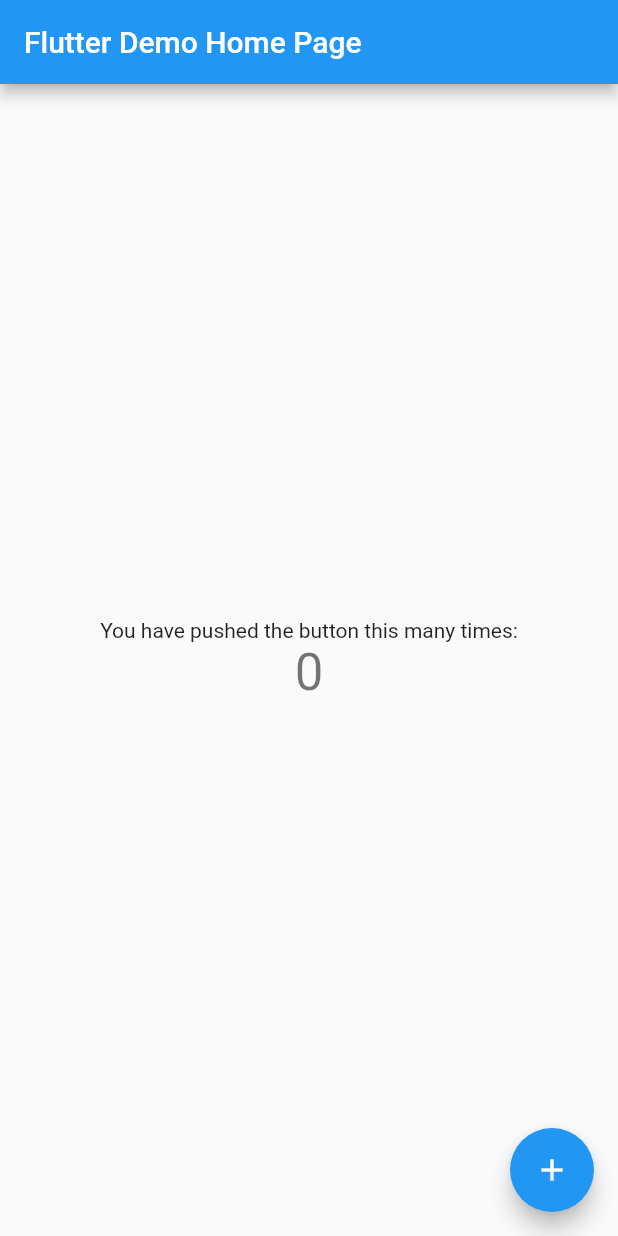
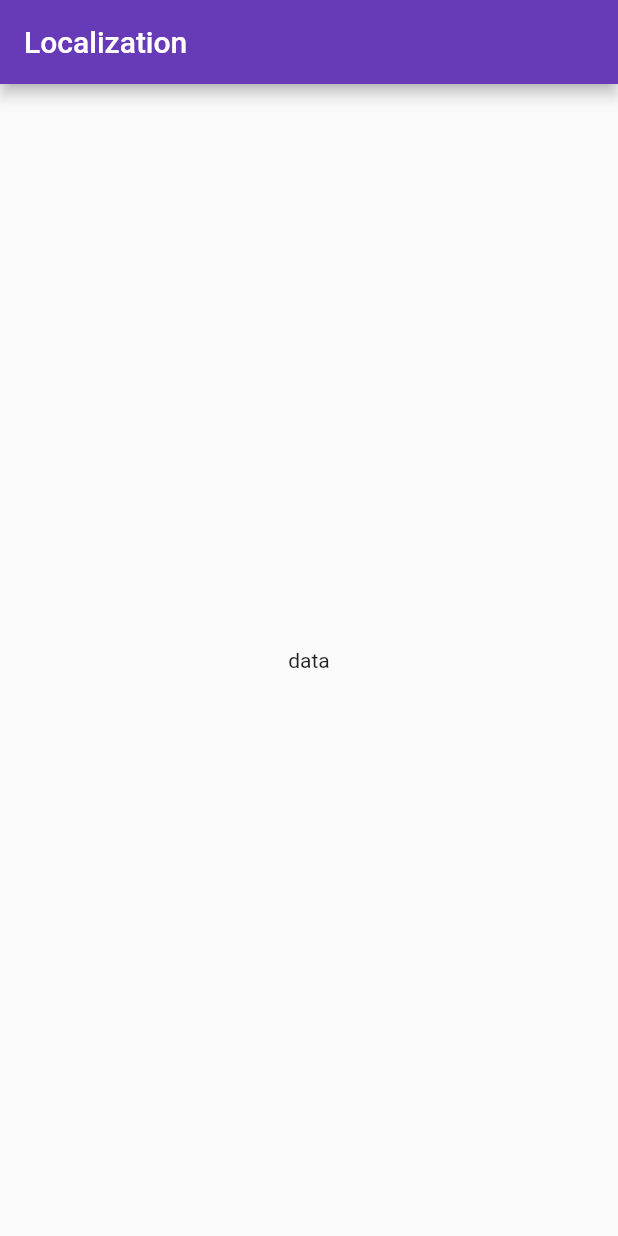
Before and after one commit to md-siam/flutter_localization, a Flutter app: the screen it shows after launch, on a phone screen of 412 x 824 dp. Run offline on Flutter 3.47's test engine with Material 2 defaults, Android fonts, the phone set to English and light mode, and no system bars.

```diff
--- a/lib/main.dart
+++ b/lib/main.dart
@@ -1,4 +1,6 @@
 import 'package:flutter/material.dart';
+
+import 'page/home_page.dart';
 
 void main() {
   runApp(const MyApp());
@@ -10,54 +12,10 @@
   @override
   Widget build(BuildContext context) {
     return MaterialApp(
-      title: 'Flutter Demo',
-      theme: ThemeData(primarySwatch: Colors.blue),
-      home: const MyHomePage(title: 'Flutter Demo Home Page'),
+      title: 'Flutter Localization',
+      debugShowCheckedModeBanner: false,
+      theme: ThemeData(primarySwatch: Colors.deepPurple),
+      home: const HomePage(title: 'Localization'),
     );
   }
 }
-
-class MyHomePage extends StatefulWidget {
-  const MyHomePage({Key? key, required this.title}) : super(key: key);
-
-  final String title;
-
-  @override
-  State<MyHomePage> createState() => _MyHomePageState();
-}
-
-class _MyHomePageState extends State<MyHomePage> {
-  int _counter = 0;
-
-  void _incrementCounter() {
-    setState(() {
-      _counter++;
-    });
-  }
-
-  @override
-  Widget build(BuildContext context) {
-    return Scaffold(
-      appBar: AppBar(title: Text(widget.title)),
-      body: Center(
-        child: Column(
-          mainAxisAlignment: MainAxisAlignment.center,
-          children: [
-            const Text(
-              'You have pushed the button this many times:',
-            ),
-            Text(
-              '$_counter',
-              style: Theme.of(context).textTheme.headline4,
-            ),
-          ],
-        ),
-      ),
-      floatingActionButton: FloatingActionButton(
-        onPressed: _incrementCounter,
-        tooltip: 'Increment',
-        child: const Icon(Icons.add),
-      ),
-    );
-  }
-}
--- /dev/null
+++ b/lib/page/home_page.dart
@@ -0,0 +1,24 @@
+import 'package:flutter/material.dart';
+
+class HomePage extends StatefulWidget {
+  final String title;
+  const HomePage({
+    Key? key,
+    required this.title,
+  }) : super(key: key);
+
+  @override
+  State<HomePage> createState() => _HomePageState();
+}
+
+class _HomePageState extends State<HomePage> {
+  @override
+  Widget build(BuildContext context) {
+    return Scaffold(
+      appBar: AppBar(title: Text(widget.title)),
+      body: Center(
+        child: Text('data'),
+      ),
+    );
+  }
+}
```
Also changed, not shown: pubspec.yaml (+9 -3 lines), pubspec.lock, 50 other files.
